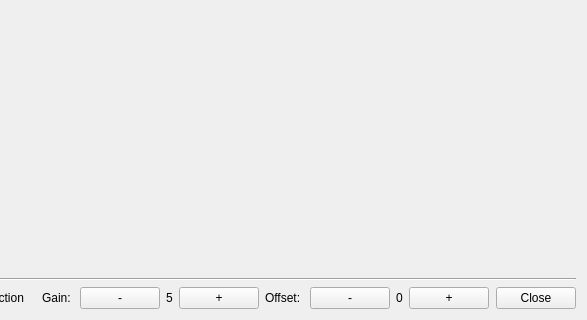
First picture: the form in CARS/referencedialog.ui, repository projectCARS/CARS2014-GIT, before the edit; both pictures show x 224 to 811 and y 236 to 556 of the 811 by 556 pixel window.
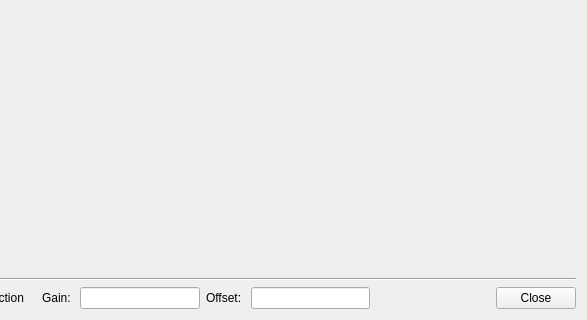
Second picture: the form after the edit.

What changed in the file:
```diff
--- a/CARS/referencedialog.ui
+++ b/CARS/referencedialog.ui
@@ -99,31 +99,7 @@
       </widget>
      </item>
      <item>
-      <widget class="QPushButton" name="decreaseGainButton">
-       <property name="text">
-        <string>-</string>
-       </property>
-      </widget>
-     </item>
-     <item>
-      <widget class="QLabel" name="gainLabel">
-       <property name="sizePolicy">
-        <sizepolicy hsizetype="Fixed" vsizetype="Fixed">
-         <horstretch>0</horstretch>
-         <verstretch>0</verstretch>
-        </sizepolicy>
-       </property>
-       <property name="text">
-        <string>5</string>
-       </property>
-      </widget>
-     </item>
-     <item>
-      <widget class="QPushButton" name="increaseGainButton">
-       <property name="text">
-        <string>+</string>
-       </property>
-      </widget>
+      <widget class="QLineEdit" name="GainlineEdit"/>
      </item>
      <item>
       <widget class="QLabel" name="label_5">
@@ -133,31 +109,7 @@
       </widget>
      </item>
      <item>
-      <widget class="QPushButton" name="decreaseOffsetButton">
-       <property name="text">
-        <string>-</string>
-       </property>
-      </widget>
-     </item>
-     <item>
-      <widget class="QLabel" name="offsetLabel">
-       <property name="sizePolicy">
-        <sizepolicy hsizetype="Fixed" vsizetype="Fixed">
-         <horstretch>0</horstretch>
-         <verstretch>0</verstretch>
-        </sizepolicy>
-       </property>
-       <property name="text">
-        <string>0</string>
-       </property>
-      </widget>
-     </item>
-     <item>
-      <widget class="QPushButton" name="increaseOffsetButton">
-       <property name="text">
-        <string>+</string>
-       </property>
-      </widget>
+      <widget class="QLineEdit" name="OffsetlineEdit"/>
      </item>
      <item>
       <spacer name="horizontalSpacer">
```
